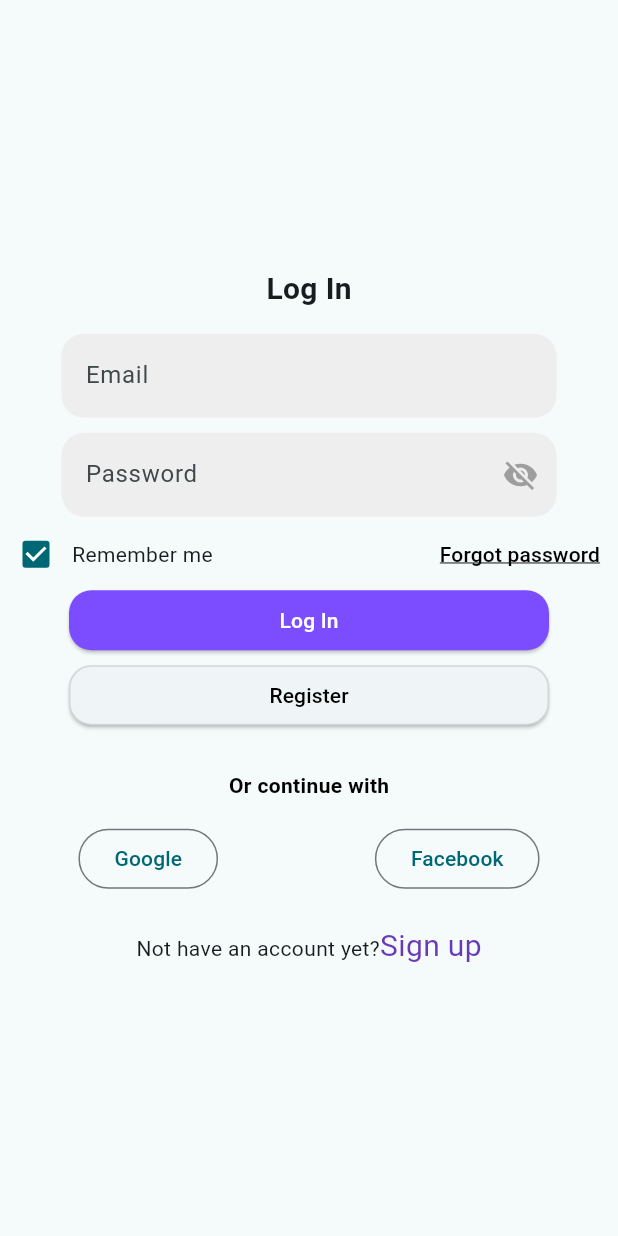
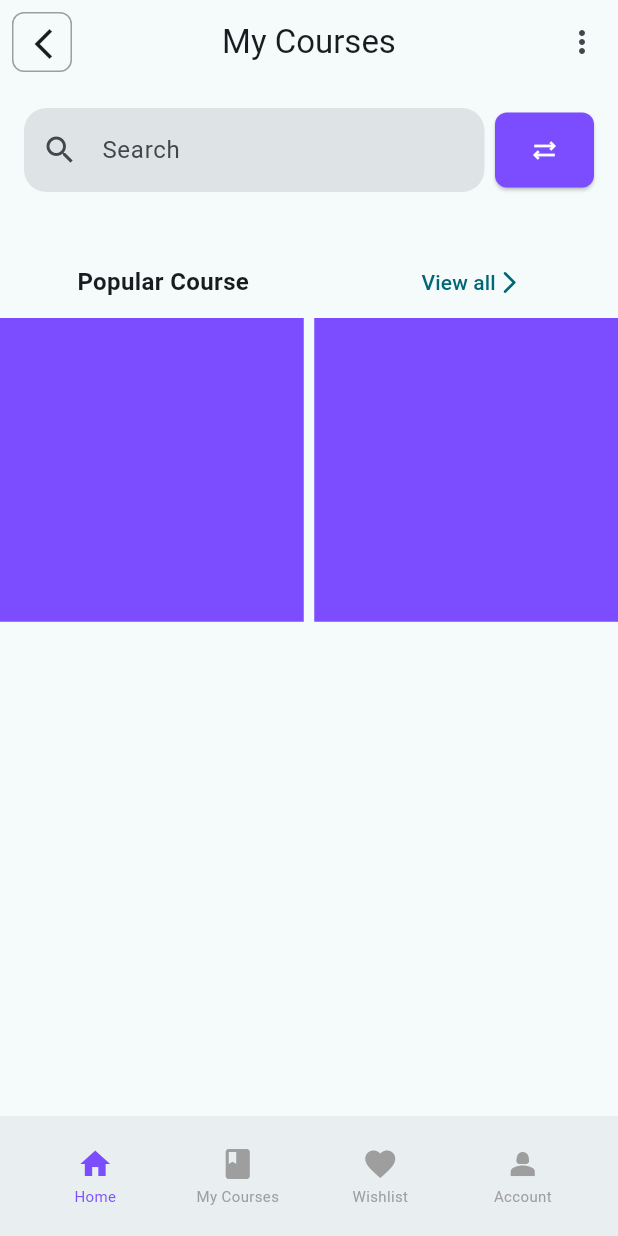
Before and after one commit to Maha6468/project_1, a Flutter app: the screen it shows after launch, on a phone screen of 412 x 824 dp. Run offline on Flutter 3.47's test engine with Material 3 defaults, Android fonts, the phone set to English and light mode, and no system bars.

Commit message:
last update

```diff
--- /dev/null
+++ b/lib/Cus_Wid_For_All/buttonNavigationBar.dart
@@ -0,0 +1,58 @@
+import 'package:flutter/material.dart';
+
+class CustomBottomNavigationBar extends StatelessWidget {
+  final int currentIndex;
+  final Function(int) onTap;
+  final List<Map<String, dynamic>> items;
+
+  const CustomBottomNavigationBar({
+    super.key,
+    required this.currentIndex,
+    required this.onTap,
+    required this.items,
+  });
+
+  @override
+  Widget build(BuildContext context) {
+    return BottomAppBar(
+      elevation: 6,
+      child: SizedBox(
+        height: 60, // fixed height
+        child: Row(
+          mainAxisAlignment: MainAxisAlignment.spaceAround,
+          children: List.generate(items.length, (index) {
+            bool isActive = index == currentIndex;
+            return Expanded(
+              child: InkWell(
+                onTap: () => onTap(index),
+                child: Center(
+                  child: Column(
+                    mainAxisSize: MainAxisSize.min,
+                    children: [
+                      Icon(
+                        items[index]['icon'],
+                        color:
+                        isActive ? Colors.deepPurpleAccent : Colors.grey,
+                        size: 24,
+                      ),
+                      SizedBox(height: 2), // spacing control
+                      Text(
+                        items[index]['label'],
+                        style: TextStyle(
+                          fontSize: 10, // make it small enough to fit
+                          color: isActive
+                              ? Colors.deepPurpleAccent
+                              : Colors.grey,
+                        ),
+                      ),
+                    ],
+                  ),
+                ),
+              ),
+            );
+          }),
+        ),
+      ),
+    );
+  }
+}
--- a/lib/Cus_Wid_For_All/text_F_Field.dart
+++ b/lib/Cus_Wid_For_All/text_F_Field.dart
@@ -5,7 +5,8 @@ class Text_Form_Field extends StatelessWidget {
   final String label;
   final bool filled;
   final Color? fillColor;
-  const Text_Form_Field({super.key, required this.label, required this.filled, this.fillColor});
+  final IconData? preIcon;
+  const Text_Form_Field({super.key, required this.label, required this.filled, this.fillColor, this.preIcon});
 
   @override
   Widget build(BuildContext context) {
@@ -16,6 +17,7 @@ class Text_Form_Field extends StatelessWidget {
           labelText:label,
           filled:filled,
           fillColor: fillColor,
+          prefixIcon: preIcon != null ? Icon(preIcon) : null,
           border: OutlineInputBorder(
             borderRadius: BorderRadius.circular(15),
             borderSide: BorderSide.none,
--- a/lib/main.dart
+++ b/lib/main.dart
@@ -1,7 +1,10 @@
 import 'package:flutter/material.dart';
 import 'package:project_1/screen_page/login_In.dart';
+import 'package:project_1/screen_page/my_Courses.dart';
 import 'package:project_1/screen_page/sign_In.dart';
 import 'package:project_1/screen_page/update_Password.dart';
+
+import 'Cus_Wid_For_All/buttonNavigationBar.dart';
 
 void main() {
   runApp(const MyApp());
@@ -18,7 +21,7 @@ class MyApp extends StatelessWidget {
       theme: ThemeData(
         colorScheme: ColorScheme.fromSeed(seedColor: Colors.white),
       ),
-      home:LoginIn(),
+      home:My_Courses(),
     );
   }
 }
--- /dev/null
+++ b/lib/screen_page/my_Courses.dart
@@ -0,0 +1,129 @@
+import 'package:flutter/material.dart';
+import 'package:project_1/Cus_Wid_For_All/text_F_Field.dart';
+
+import '../Cus_Wid_For_All/buttonNavigationBar.dart';
+
+class My_Courses extends StatefulWidget {
+  const My_Courses({super.key});
+
+  @override
+  State<My_Courses> createState() => _My_CoursesState();
+}
+
+class _My_CoursesState extends State<My_Courses> {
+  int currentIndex = 0;
+
+  final List<Map<String, dynamic>> bottomItems = [
+    {"icon": Icons.home, "label": "Home"},
+    {"icon": Icons.book, "label": "My Courses"},
+    {"icon": Icons.favorite, "label": "Wishlist"},
+    {"icon": Icons.person_2, "label": "Account"},
+  ];
+
+  @override
+  Widget build(BuildContext context) {
+    return Scaffold(
+    appBar: AppBar(
+      title: Text("My Courses"),
+      centerTitle: true,
+      leading:Padding(
+        padding: const EdgeInsets.all(8.0),
+        child: Container(
+          decoration: BoxDecoration(
+            border: Border.all(color: Colors.grey),
+            borderRadius: BorderRadius.circular(8)
+          ),
+          child: IconButton(onPressed: (){
+
+          },icon: Icon(Icons.arrow_back_ios_new_outlined)),
+        ),
+      ),
+
+        actions: [
+        IconButton(onPressed: (){}, icon:Icon(Icons.more_vert)),
+      ],
+    ),
+      body: SafeArea(
+        child: SingleChildScrollView(
+          child: Column(
+            mainAxisSize: MainAxisSize.min,
+            mainAxisAlignment: MainAxisAlignment.center,
+            children: [
+              Padding(
+                padding: const EdgeInsets.all(16.0),
+                child: Row(
+                  mainAxisAlignment: MainAxisAlignment.center,
+                  children: [
+                    Expanded(child: Text_Form_Field(label: 'Search', filled: true,preIcon: Icons.search,),),
+                    SizedBox(width: 7,),
+                    SizedBox(
+                      height: 50,
+                      child: ElevatedButton(
+                          style: ElevatedButton.styleFrom(
+                              backgroundColor: Colors.deepPurpleAccent,
+                            shape: RoundedRectangleBorder(
+                              borderRadius: BorderRadius.circular(8)
+                            )
+                          ),
+                          onPressed: (){
+
+                      }, child: Icon(Icons.sync_alt_outlined,color: Colors.white,)),
+                    )
+                  ],
+                ),
+              ),
+              SizedBox(height: 20,),
+              Row(
+                mainAxisAlignment: MainAxisAlignment.spaceAround,
+                children: [
+                  Text("Popular Course",style: TextStyle(fontWeight: FontWeight.bold,fontSize: 16),),
+                  TextButton(onPressed: (){},
+                      child: Row(
+                        children: [
+                          Text("View all"),
+                          Icon(Icons.arrow_forward_ios_rounded)
+                        ],
+                      ))
+                ],
+              ),
+              GridView.builder(
+                shrinkWrap: true,
+                  physics: NeverScrollableScrollPhysics(),
+                  gridDelegate: SliverGridDelegateWithFixedCrossAxisCount(
+                      crossAxisCount: 2,
+                  mainAxisSpacing: 7,
+                    crossAxisSpacing: 7
+                  ),
+                  itemCount: 2,
+                  itemBuilder: (context,index){
+                    return Container(
+                      height: 30,width: 20,
+                      color: Colors.deepPurpleAccent,
+                    );
+              })
+
+            ],
+          ),
+        ),
+      ),
+
+
+      bottomNavigationBar: CustomBottomNavigationBar(
+        currentIndex: currentIndex,
+        items: bottomItems,
+        onTap: (index) {
+          setState(() {
+            currentIndex = index;
+          });
+          ScaffoldMessenger.of(context).showSnackBar(
+            SnackBar(
+              content: Text("This is ${bottomItems[index]['label']}"),
+              backgroundColor: Colors.cyanAccent,
+            ),
+          );
+        },
+      ),
+
+    );
+  }
+}
```
